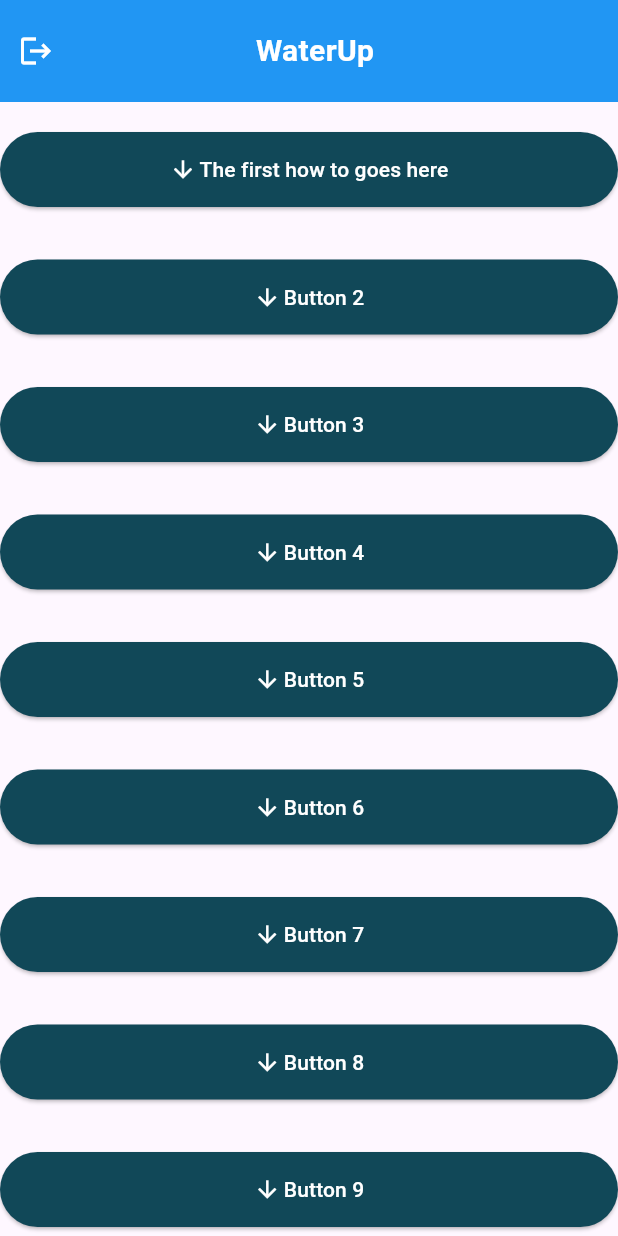
After one commit to Oni67/WaterUp, a Flutter app: the HowTo screen opened directly, on a phone screen of 412 x 824 dp. The commit adds this screen. Run offline on Flutter 3.47's test engine with Material 3 defaults, Android fonts, the phone set to English and light mode, and no system bars; our stand-ins replace cloud_firestore, firebase_auth, firebase_core, fl_chart; accounts and stored records are empty.

Commit message:
How to properly made and integrated

```diff
--- a/waterup/lib/components/pie_graph.dart
+++ b/waterup/lib/components/pie_graph.dart
@@ -37,7 +37,7 @@
                 color: getColorForIndex(entry.key),
                 value: entry.value,
                 title: '${entry.value}%', // Convert the double value to a string
-                radius: 80,
+                radius: 60,
                 titleStyle: const TextStyle(
                   fontSize: 16,
                   fontWeight: FontWeight.bold,
--- a/waterup/lib/main.dart
+++ b/waterup/lib/main.dart
@@ -1,5 +1,5 @@
 import 'package:flutter/material.dart';
-import 'package:waterup/pages/budgeting.dart';
+import 'package:waterup/pages/HowTo.dart';
 import 'package:waterup/pages/Water_History.dart';
 import 'package:waterup/pages/recurring_transactions.dart';
 import 'package:waterup/pages/start.dart';
@@ -69,7 +69,7 @@
         const Dashboard(),
         const WaterHistoryPage(), //Add Water
         const RecurrentTransactionsPage(), // Achievements
-        const BudgetingPage(), //How to
+        const HowToPage(), //How to
       ][currentPageIndex],
     );
   }
--- /dev/null
+++ b/waterup/lib/pages/HowTo.dart
@@ -0,0 +1,202 @@
+import 'package:flutter/material.dart';
+import 'package:waterup/data/fake_data.dart';
+import 'package:waterup/pages/start.dart';
+
+class HowToPage extends StatelessWidget {
+  const HowToPage({Key? key});
+
+  @override
+  Widget build(BuildContext context) {
+    return const MaterialApp(
+      home: HowTo(),
+    );
+  }
+}
+
+class HowTo extends StatefulWidget {
+  const HowTo({Key? key});
+
+  @override
+  BudgetingState createState() => BudgetingState();
+}
+
+class BudgetingState extends State<HowTo> {
+  final List<bool> _showExplanationList = List.generate(20, (index) => false);
+
+  // Button texts for each index
+  List<String> buttonTexts = [
+    'The first how to goes here',
+    'Button 2',
+    'Button 3',
+    'Button 4',
+    'Button 5',
+    'Button 6',
+    'Button 7',
+    'Button 8',
+    'Button 9',
+    'Button 10',
+    'Button 11',
+    'Button 12',
+    'Button 13',
+    'Button 14',
+    'Button 15',
+    'Button 16',
+    'Button 17',
+    'Button 18',
+    'Button 19',
+    'Button 20',
+  ];
+
+  // Messages for each index
+  List<String> messages = [
+    'The explanation of it goes here',
+    'Message 2',
+    'Message 3',
+    'Message 4',
+    'Message 5',
+    'Message 6',
+    'Message 7',
+    'Message 8',
+    'Message 9',
+    'Message 10',
+    'Message 11',
+    'Message 12',
+    'Message 13',
+    'Message 14',
+    'Message 15',
+    'Message 16',
+    'Message 17',
+    'Message 18',
+    'Message 19',
+    'Message 20',
+  ];
+
+  @override
+  void initState() {
+    super.initState();
+  }
+
+  @override
+  Widget build(BuildContext context) {
+    return Scaffold(
+      appBar: PreferredSize(
+        preferredSize: const Size.fromHeight(kToolbarHeight + 30),
+        child: Container(
+            color: Colors.blue, // Set the color of the banner to blue
+            padding: const EdgeInsets.symmetric(vertical: 10),
+            child: Row(
+              mainAxisAlignment: MainAxisAlignment.spaceBetween,
+              children: [
+                IconButton(
+                  icon: const Icon(Icons.logout,
+                      color: Colors.white), // Icon color set to white
+                  onPressed: () {
+                    Navigator.of(context).pop();
+                    Navigator.pushReplacement(
+                      context,
+                      MaterialPageRoute(builder: (context) => MyHomePage()),
+                    );
+                  },
+                ),
+                const Text(
+                  'WaterUp',
+                  style: TextStyle(
+                    color: Colors.white, // Set the text color to white
+                    fontWeight: FontWeight.bold,
+                    fontSize: 20.0,
+                  ),
+                ),
+                const SizedBox(width: 40), // Adjust the space between the icon and text as needed
+              ],
+            ),
+          ),
+      ),
+      body: ListView.builder(
+        itemCount: 20,
+        itemBuilder: (context, index) {
+          return Column(
+            children: [
+              const SizedBox(height: 20),
+              SizedBox(
+                width: 500, // Same width as the buttons
+                child: ElevatedButton(
+                  style: ButtonStyle(
+                    foregroundColor:
+                        MaterialStateProperty.all<Color>(Colors.white),
+                    backgroundColor: MaterialStateProperty.all<Color>(
+                        const Color.fromARGB(255, 17, 72, 88)),
+                  ),
+                  onPressed: () {
+                    setState(() {
+                      _showExplanationList[index] =
+                          !_showExplanationList[index];
+                      for (int i = 0; i < _showExplanationList.length; i++) {
+                        if (i != index) {
+                          _showExplanationList[i] = false;
+                        }
+                      }
+                    });
+                  },
+                  child: Padding(
+                    padding: const EdgeInsets.symmetric(
+                        vertical: 15, horizontal: 10),
+                    child: Row(
+                      mainAxisAlignment: MainAxisAlignment.center,
+                      children: [
+                        const Icon(Icons.arrow_downward),
+                        const SizedBox(width: 2),
+                        Text(buttonTexts[index]),
+                      ],
+                    ),
+                  ),
+                ),
+              ),
+              if (_showExplanationList[index])
+                ExplanationDialog(
+                  message: messages[index],
+                  onClose: () =>
+                      setState(() => _showExplanationList[index] = false),
+                ),
+              const SizedBox(height: 15), // Add space between buttons
+            ],
+          );
+        },
+      ),
+    );
+  }
+}
+
+class ExplanationDialog extends StatelessWidget {
+  final String message;
+  final Function onClose;
+
+  const ExplanationDialog(
+      {super.key, required this.message, required this.onClose});
+
+  @override
+  Widget build(BuildContext context) {
+    return Dialog(
+      // ignore: deprecated_member_use
+      child: WillPopScope(
+        onWillPop: () async {
+          onClose(); // Call onClose function when back button is pressed
+          return true;
+        },
+        child: Container(
+          width: 500, // Same width as the buttons
+          color: Colors.grey[200],
+          padding: const EdgeInsets.all(20),
+          child: Column(
+            mainAxisSize: MainAxisSize.min,
+            children: [
+              Text(
+                message,
+                style: const TextStyle(fontSize: 16),
+              ),
+            ],
+          ),
+        ),
+      ),
+    );
+  }
+}
```
Also changed, not shown: waterup/lib/pages/budgeting.dart (deleted, +0 -232 lines).
